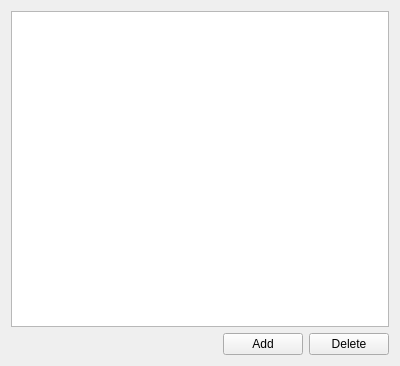
janelia-flyem/NeuTu, file neurolabi/gui/widgets/zbodylistwidget.ui: the form before one commit.
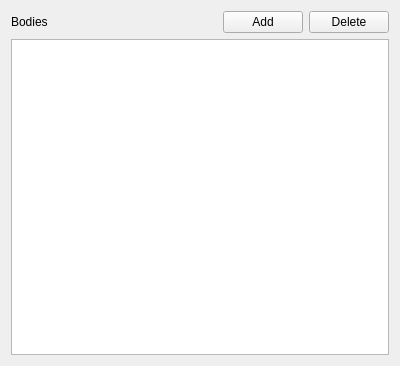
The form after the commit. Icons and pictures are not drawn. Custom widgets are drawn as their Qt base class.

Commit message: added body id edit delegate

Diff of the .ui file:
```diff
--- a/neurolabi/gui/widgets/zbodylistwidget.ui
+++ b/neurolabi/gui/widgets/zbodylistwidget.ui
@@ -14,11 +14,15 @@
    <string>Form</string>
   </property>
   <layout class="QVBoxLayout" name="verticalLayout">
-   <item>
-    <widget class="ZFlyEmBodyListView" name="listView"/>
-   </item>
    <item>
     <layout class="QHBoxLayout" name="horizontalLayout_2">
+     <item>
+      <widget class="QLabel" name="label">
+       <property name="text">
+        <string>Bodies</string>
+       </property>
+      </widget>
+     </item>
      <item>
       <spacer name="horizontalSpacer">
        <property name="orientation">
@@ -56,6 +60,9 @@
      </item>
     </layout>
    </item>
+   <item>
+    <widget class="ZFlyEmBodyListView" name="listView"/>
+   </item>
   </layout>
  </widget>
  <customwidgets>
```
The commit also changes 9 other files.
